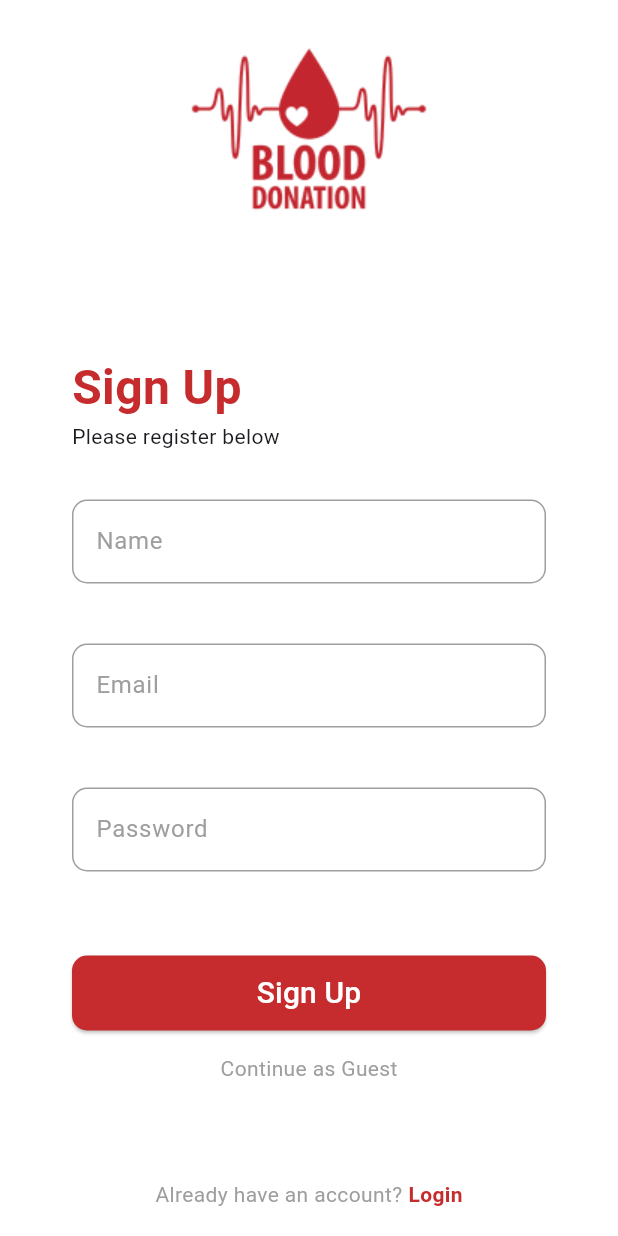
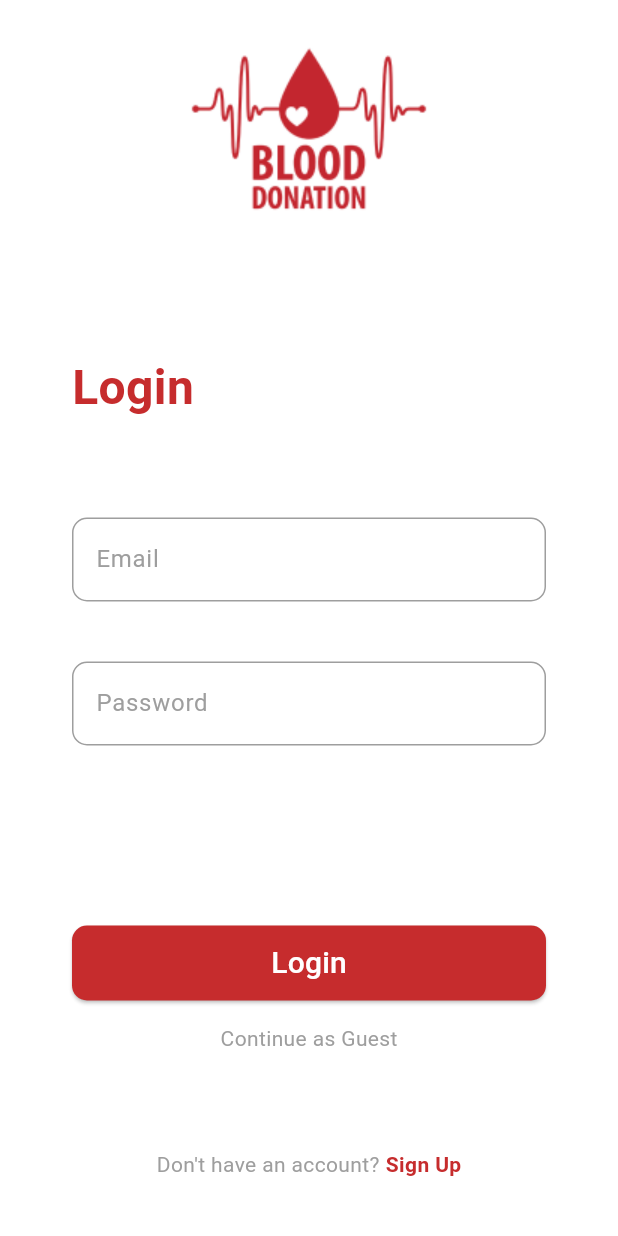
Before and after one commit to Ali-Hubail/BDMS, a Flutter app: the screen it shows after launch, on a phone screen of 412 x 824 dp. Run offline on Flutter 3.47's test engine with Material 3 defaults, Android fonts, the light colour scheme and no system bars.

Commit message:
create login page

```diff
--- a/bdms/lib/main.dart
+++ b/bdms/lib/main.dart
@@ -1,3 +1,4 @@
+import 'package:bdms/presentation/authentication/login_screen.dart';
 import 'package:bdms/presentation/authentication/signup_screen.dart';
 import 'package:flutter/material.dart';
 
@@ -11,7 +12,7 @@ class MyApp extends StatelessWidget {
   @override
   Widget build(BuildContext context) {
     return const MaterialApp(
-      home: Scaffold(body: SignUpScreen()),
+      home: Scaffold(body: LoginScreen()),
     );
   }
 }
--- /dev/null
+++ b/bdms/lib/presentation/authentication/login_screen.dart
@@ -0,0 +1,84 @@
+import 'package:bdms/common_widgets/primary_button.dart';
+import 'package:bdms/common_widgets/primary_input.dart';
+import 'package:flutter/material.dart';
+
+class LoginScreen extends StatelessWidget {
+  const LoginScreen({super.key});
+
+  @override
+  Widget build(BuildContext context) {
+    return SafeArea(
+      child: Scaffold(
+        backgroundColor: Colors.white,
+        body: Padding(
+          padding: const EdgeInsets.fromLTRB(48, 20, 48, 0),
+          child: Center(
+            child: Column(
+              crossAxisAlignment: CrossAxisAlignment.center,
+              children: [
+                Center(
+                  child: Image.asset(
+                    'assets/bdms.png',
+                    fit: BoxFit.cover,
+                  ),
+                ),
+                const SizedBox(height: 80),
+                Align(
+                  alignment: AlignmentGeometry.lerp(
+                      Alignment.topLeft, Alignment.centerLeft, 0.2)!,
+                  child: const Text(
+                    'Login',
+                    style: TextStyle(
+                      fontSize: 32,
+                      fontWeight: FontWeight.bold,
+                      color: Color(0xFFC62C2D),
+                    ),
+                    textAlign: TextAlign.left,
+                  ),
+                ),
+                const SizedBox(height: 64),
+                const PrimaryInput(hintText: 'Email'),
+                const SizedBox(height: 16),
+                const PrimaryInput(hintText: 'Password'),
+                const SizedBox(height: 96),
+                PrimaryButton(
+                    text: 'Login', onPressed: () {}, buttonWidth: 350),
+                const SizedBox(height: 15),
+                const InkWell(
+                  onTap: null,
+                  child: Text(
+                    'Continue as Guest',
+                    style: TextStyle(color: Colors.grey),
+                  ),
+                ),
+                const SizedBox(height: 64),
+                Row(
+                  mainAxisAlignment: MainAxisAlignment.center,
+                  children: [
+                    const Text(
+                      'Don\'t have an account?',
+                      style: TextStyle(color: Colors.grey),
+                    ),
+                    const SizedBox(width: 4),
+                    GestureDetector(
+                      onTap: () {
+                        Navigator.pop(context);
+                      },
+                      child: const Text(
+                        'Sign Up',
+                        style: TextStyle(
+                          color: Color(0xFFC62C2D),
+                          fontWeight: FontWeight.bold,
+                        ),
+                      ),
+                    ),
+                  ],
+                ),
+              ],
+            ),
+          ),
+        ),
+      ),
+    );
+  }
+}
```
